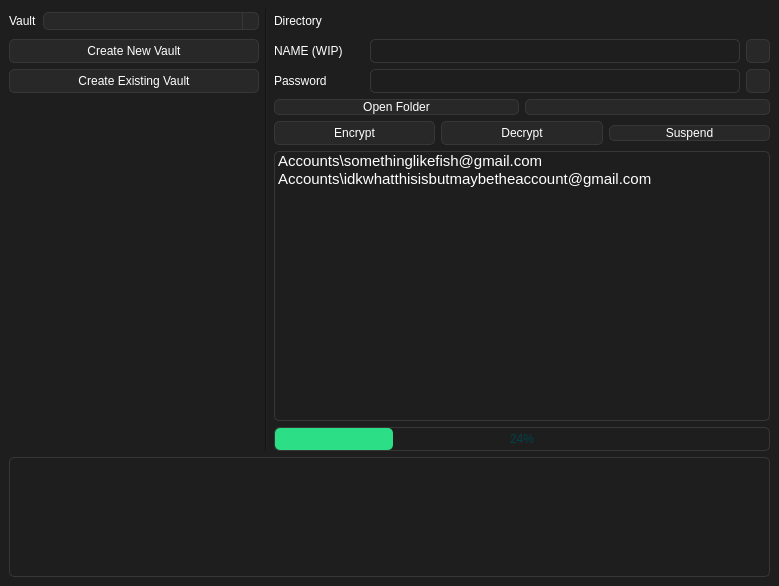
Above: src/mainwindow.ui from Nothing031/Vault before the change. Below: the same form after it.
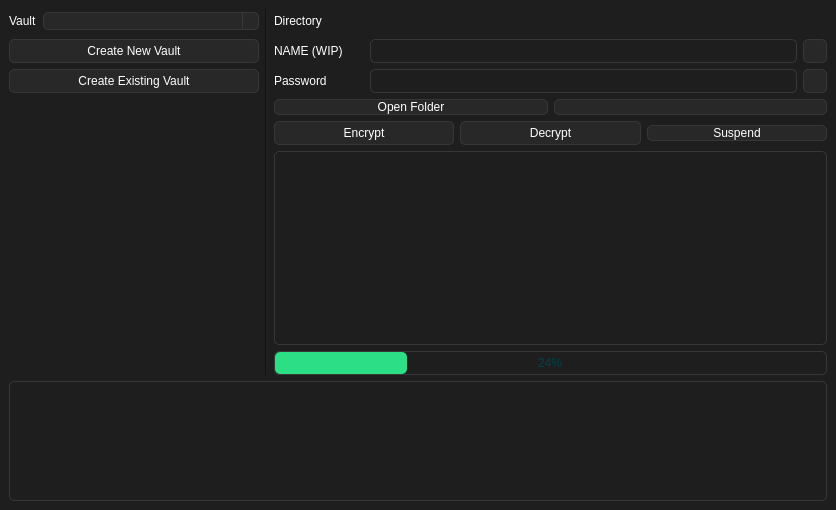
That is the form after the change. Icons and pictures are not drawn.

```diff
--- a/src/mainwindow.ui
+++ b/src/mainwindow.ui
@@ -6,8 +6,8 @@
    <rect>
     <x>0</x>
     <y>0</y>
-    <width>779</width>
-    <height>586</height>
+    <width>836</width>
+    <height>510</height>
    </rect>
   </property>
   <property name="minimumSize">
@@ -448,41 +448,6 @@
             </item>
            </layout>
           </item>
-          <item row="5" column="0">
-           <widget class="QListWidget" name="fileViewer_list">
-            <property name="sizePolicy">
-             <sizepolicy hsizetype="MinimumExpanding" vsizetype="MinimumExpanding">
-              <horstretch>0</horstretch>
-              <verstretch>0</verstretch>
-             </sizepolicy>
-            </property>
-            <property name="minimumSize">
-             <size>
-              <width>400</width>
-              <height>100</height>
-             </size>
-            </property>
-            <property name="verticalScrollBarPolicy">
-             <enum>Qt::ScrollBarPolicy::ScrollBarAlwaysOff</enum>
-            </property>
-            <property name="horizontalScrollBarPolicy">
-             <enum>Qt::ScrollBarPolicy::ScrollBarAlwaysOff</enum>
-            </property>
-            <property name="autoScrollMargin">
-             <number>16</number>
-            </property>
-            <item>
-             <property name="text">
-              <string>Accounts\somethinglikefish@gmail.com</string>
-             </property>
-            </item>
-            <item>
-             <property name="text">
-              <string>Accounts\idkwhatthisisbutmaybetheaccount@gmail.com</string>
-             </property>
-            </item>
-           </widget>
-          </item>
           <item row="2" column="0">
            <layout class="QHBoxLayout" name="horizontalLayout_6">
             <item>
@@ -636,6 +601,16 @@
             </item>
            </layout>
           </item>
+          <item row="5" column="0">
+           <widget class="QListView" name="fileviewer_listView">
+            <property name="verticalScrollBarPolicy">
+             <enum>Qt::ScrollBarPolicy::ScrollBarAlwaysOff</enum>
+            </property>
+            <property name="horizontalScrollBarPolicy">
+             <enum>Qt::ScrollBarPolicy::ScrollBarAlwaysOff</enum>
+            </property>
+           </widget>
+          </item>
          </layout>
         </item>
        </layout>
```
Left out of the diff: 205 changed lines with no effect on the pictures.
